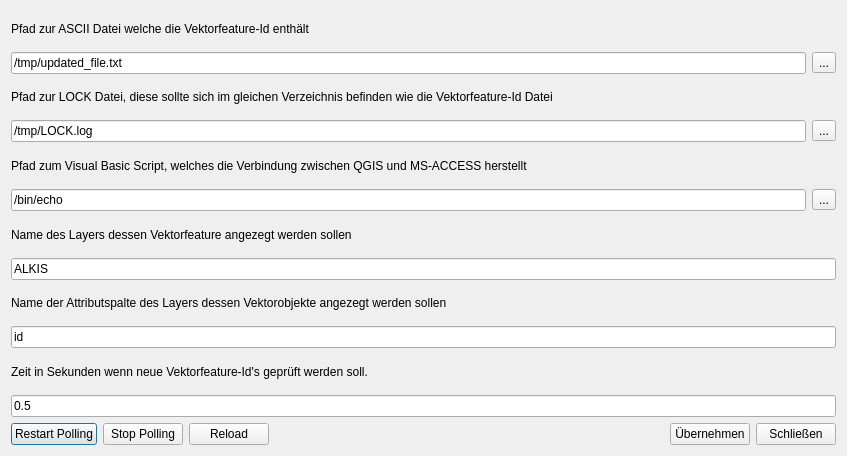
Old version of the form access_link_dialog_base.ui in the repository gbd-consult/access-link.
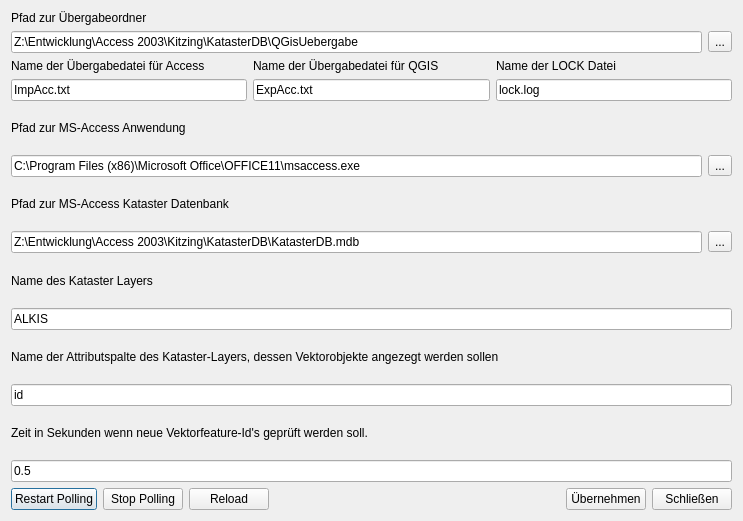
New version of the form.

Commit message: Anpassung an Anforderungen vom 15.03. Start der MS-Access Anwendung und Erzeugung einer Ausgabe Textdatei.

```diff
--- a/access_link_dialog_base.ui
+++ b/access_link_dialog_base.ui
@@ -6,20 +6,22 @@
    <rect>
     <x>0</x>
     <y>0</y>
-    <width>847</width>
-    <height>456</height>
+    <width>743</width>
+    <height>521</height>
    </rect>
   </property>
   <property name="windowTitle">
    <string>Access Link</string>
   </property>
-  <layout class="QVBoxLayout" name="verticalLayout_7">
+  <layout class="QVBoxLayout" name="verticalLayout_11">
+   <item>
+    <layout class="QVBoxLayout" name="verticalLayout_10">
    <item>
     <layout class="QVBoxLayout" name="verticalLayout">
      <item>
       <widget class="QLabel" name="label">
        <property name="text">
-        <string>Pfad zur ASCII Datei welche die Vektorfeature-Id enthält</string>
+          <string>Pfad zur Übergabeordner</string>
        </property>
       </widget>
      </item>
@@ -28,7 +30,7 @@
        <item>
         <widget class="QLineEdit" name="lineEditIdFile">
          <property name="text">
-          <string>/tmp/updated_file.txt</string>
+            <string>Z:\Entwicklung\Access 2003\Kitzing\KatasterDB\QGisUebergabe</string>
          </property>
         </widget>
        </item>
@@ -44,11 +46,57 @@
     </layout>
    </item>
    <item>
+      <layout class="QHBoxLayout" name="horizontalLayout_8">
+       <item>
+        <layout class="QVBoxLayout" name="verticalLayout_8">
+         <item>
+          <widget class="QLabel" name="label_8">
+           <property name="text">
+            <string>Name der Übergabedatei für Access</string>
+           </property>
+          </widget>
+         </item>
+         <item>
+          <layout class="QHBoxLayout" name="horizontalLayout_6">
+           <item>
+            <widget class="QLineEdit" name="lineEditOutputFile">
+             <property name="text">
+              <string>ImpAcc.txt</string>
+             </property>
+            </widget>
+           </item>
+          </layout>
+         </item>
+        </layout>
+       </item>
+       <item>
+        <layout class="QVBoxLayout" name="verticalLayout_9">
+         <item>
+          <widget class="QLabel" name="label_9">
+           <property name="text">
+            <string>Name der Übergabedatei für QGIS</string>
+           </property>
+          </widget>
+         </item>
+         <item>
+          <layout class="QHBoxLayout" name="horizontalLayout_7">
+           <item>
+            <widget class="QLineEdit" name="lineEditInputFile">
+             <property name="text">
+              <string>ExpAcc.txt</string>
+             </property>
+            </widget>
+           </item>
+          </layout>
+         </item>
+        </layout>
+       </item>
+       <item>
     <layout class="QVBoxLayout" name="verticalLayout_2">
      <item>
       <widget class="QLabel" name="label_2">
        <property name="text">
-        <string>Pfad zur LOCK Datei, diese sollte sich im gleichen Verzeichnis befinden wie die Vektorfeature-Id Datei</string>
+            <string>Name der LOCK Datei</string>
        </property>
       </widget>
      </item>
@@ -57,16 +105,13 @@
        <item>
         <widget class="QLineEdit" name="lineEditLockFile">
          <property name="text">
-          <string>/tmp/LOCK.log</string>
+              <string>lock.log</string>
          </property>
         </widget>
        </item>
-       <item>
-        <widget class="QToolButton" name="toolButtonLockFile">
-         <property name="text">
-          <string>...</string>
-         </property>
-        </widget>
+          </layout>
+         </item>
+        </layout>
        </item>
       </layout>
      </item>
@@ -77,7 +122,7 @@
      <item>
       <widget class="QLabel" name="label_3">
        <property name="text">
-        <string>Pfad zum Visual Basic Script, welches die Verbindung zwischen QGIS und MS-ACCESS herstellt</string>
+        <string>Pfad zur MS-Access Anwendung</string>
        </property>
       </widget>
      </item>
@@ -86,7 +131,7 @@
        <item>
         <widget class="QLineEdit" name="lineEditBatchFile">
          <property name="text">
-          <string>/bin/echo</string>
+          <string>C:\Program Files (x86)\Microsoft Office\OFFICE11\msaccess.exe</string>
          </property>
         </widget>
        </item>
@@ -101,12 +146,41 @@
      </item>
     </layout>
    </item>
+   <item>
+    <layout class="QVBoxLayout" name="verticalLayout_7">
+     <item>
+      <widget class="QLabel" name="label_7">
+       <property name="text">
+        <string>Pfad zur MS-Access Kataster Datenbank</string>
+       </property>
+      </widget>
+     </item>
+     <item>
+      <layout class="QHBoxLayout" name="horizontalLayout_5">
+       <item>
+        <widget class="QLineEdit" name="lineEditAccessDB">
+         <property name="text">
+          <string>Z:\Entwicklung\Access 2003\Kitzing\KatasterDB\KatasterDB.mdb</string>
+         </property>
+        </widget>
+       </item>
+       <item>
+        <widget class="QToolButton" name="toolButtonBatchFile_2">
+         <property name="text">
+          <string>...</string>
+         </property>
+        </widget>
+       </item>
+      </layout>
+     </item>
+    </layout>
+   </item>
    <item>
     <layout class="QVBoxLayout" name="verticalLayout_4">
      <item>
       <widget class="QLabel" name="label_4">
        <property name="text">
-        <string>Name des Layers dessen Vektorfeature angezegt werden sollen</string>
+        <string>Name des Kataster Layers</string>
        </property>
       </widget>
      </item>
@@ -124,7 +198,7 @@
      <item>
       <widget class="QLabel" name="label_5">
        <property name="text">
-        <string>Name der Attributspalte des Layers dessen Vektorobjekte angezegt werden sollen</string>
+        <string>Name der Attributspalte des Kataster-Layers, dessen Vektorobjekte angezegt werden sollen</string>
        </property>
       </widget>
      </item>
```
Left out of the diff: 14 changed lines with no effect on the pictures. Lines whose indentation alone changed are shown as unchanged. The commit also changes 3 other files.
